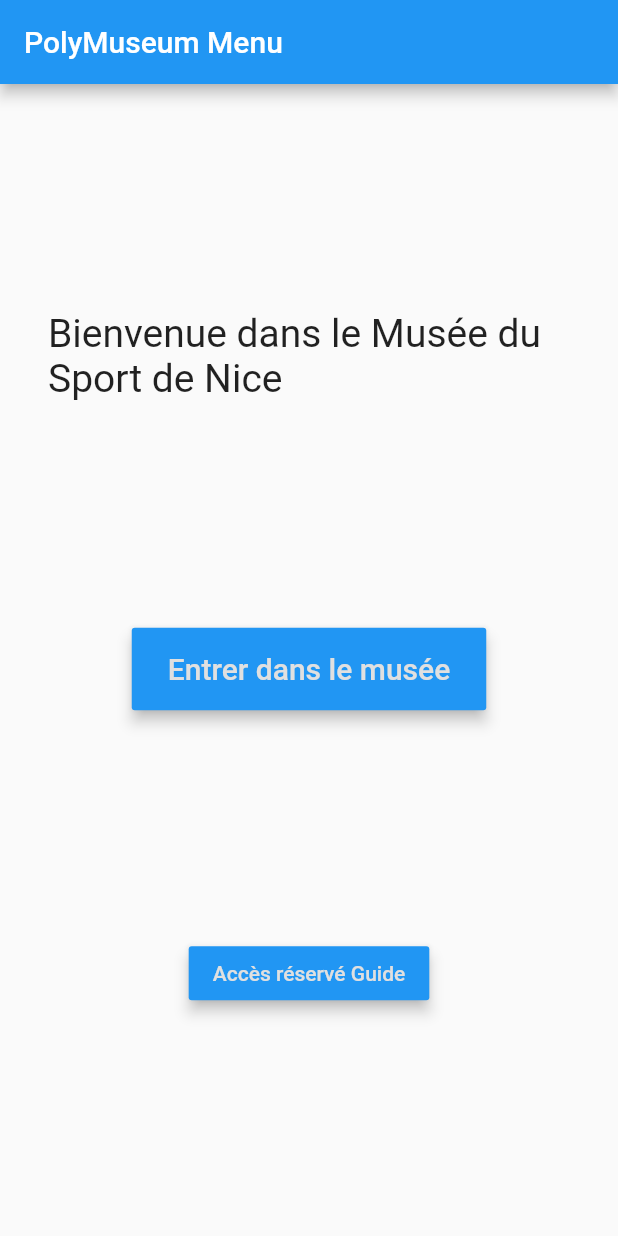
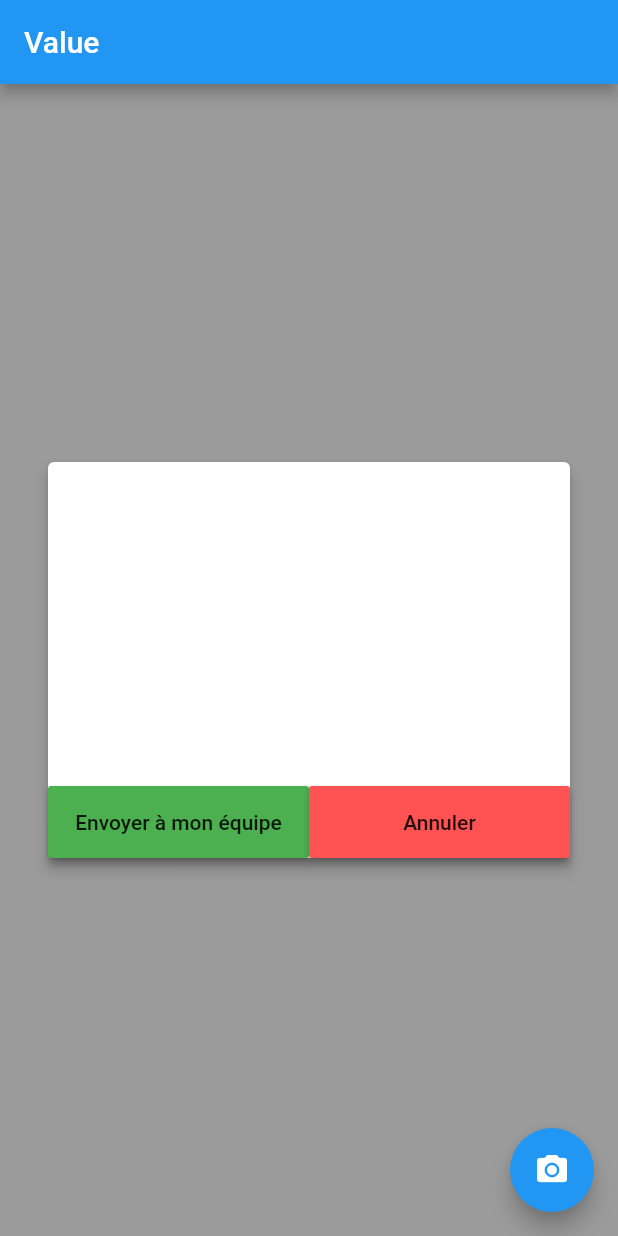
Before and after one commit to AlexBolot/PS7-PolyMuseum, a Flutter app: the screen it shows after launch, on a phone screen of 412 x 824 dp. Run offline on Flutter 3.47's test engine with Material 2 defaults, Android fonts, the phone set to English and light mode, and no system bars; our stand-ins replace cloud_firestore; missing offline and left inert: barcode_scan; accounts and stored records are empty.

Commit message:
Adding download url to Objects + Adding first part of ProposalView Working on #49

```diff
--- a/Flutter/poly_museum/lib/firebase_dao/plugin_dao.dart
+++ b/Flutter/poly_museum/lib/firebase_dao/plugin_dao.dart
@@ -35,7 +35,7 @@ class PluginDAO {
   }
 
   void delete(Plugin plugin) {
-    DocumentReference pluginsCollection = _firestore
+    /*DocumentReference pluginsCollection = _firestore
       .collection(DBStructure.plugins_collection);
 
     QuerySnapshot museumPluginsCollection = await _firestore
@@ -47,6 +47,6 @@ class PluginDAO {
     for (DocumentSnapshot doc : museumPluginsCollection) {
       doc.
     }
-
+    */
   }
 }
--- a/Flutter/poly_museum/lib/main.dart
+++ b/Flutter/poly_museum/lib/main.dart
@@ -1,12 +1,15 @@
 import 'package:flutter/material.dart';
+import 'package:poly_museum/app_builder.dart';
 import 'package:poly_museum/front_view.dart';
 import 'package:poly_museum/game_guide_view.dart';
 import 'package:poly_museum/global.dart';
 import 'package:poly_museum/guide_view.dart';
 import 'package:poly_museum/object_research_game_view.dart';
+import 'package:poly_museum/proposal_view.dart';
 import 'package:poly_museum/services/plugin_service.dart';
 import 'package:poly_museum/services/service_provider.dart';
 import 'app_builder.dart';
+
 
 void main() => runApp(MyApp());
 
@@ -16,26 +19,27 @@ class MyApp extends StatelessWidget {
   @override
   Widget build(BuildContext context) {
     if (testing) {
-      ServiceProvider.gameService.testGameService();
-      ServiceProvider.groupService.testGroupService();
-      ServiceProvider.pluginService.testStreamPluginsData();
+
+      //ServiceProvider.gameService.testGameService();
+      //ServiceProvider.groupService.testGroupService();
+      //ServiceProvider.pluginService.testStreamPluginsData();
     } else {
       ServiceProvider.groupService.streamGroups();
-    }
 
-    PluginService pluginService = ServiceProvider.pluginService;
+      PluginService pluginService = ServiceProvider.pluginService;
 
-    pluginService.streamPluginsData().then((value) async {
+      pluginService.streamPluginsData().then((value) async {
         await pluginService.initPlugins();
         await pluginService.processThemePlugins();
-    });
-
+      });
+    }
     appBuilder = AppBuilder(
       builder: (context) {
         return MaterialApp(
+          debugShowCheckedModeBanner: false,
           title: 'PolyMuseum',
           theme: globalTheme,
-          home: FrontView(title: 'PolyMuseum Menu'),
+          home: ProposalView(),//FrontView(title: 'PolyMuseum Menu'),
           routes: {
             '/FrontView': (context) => FrontView(title: 'PolyMuseum Menu'),
             '/GuideView': (context) => GuideView(title: 'PolyMuseum Menu'),
--- a/Flutter/poly_museum/lib/model/objects.dart
+++ b/Flutter/poly_museum/lib/model/objects.dart
@@ -1,14 +1,14 @@
 import 'package:cloud_firestore/cloud_firestore.dart';
 
-class Objects{
-
+class Objects {
   DocumentReference descriptionReference;
   String description;
   String qrCode;
   List discoveredByTeams = new List();
   String dataBaseName;
+  String downloadUrl;
 
-  Objects(this.descriptionReference, this.description, this.qrCode,this.discoveredByTeams,this.dataBaseName);
+  Objects(this.descriptionReference, this.description, this.qrCode, this.downloadUrl, this.discoveredByTeams, this.dataBaseName);
 
   @override
   String toString() => '$descriptionReference -- $description -- $qrCode -- $discoveredByTeams -- $dataBaseName';
--- /dev/null
+++ b/Flutter/poly_museum/lib/proposal_view.dart
@@ -0,0 +1,135 @@
+import 'dart:io';
+
+import 'package:barcode_scan/barcode_scan.dart';
+import 'package:cloud_firestore/cloud_firestore.dart';
+import 'package:flutter/material.dart';
+import 'package:poly_museum/circular_timer_image.dart';
+import 'package:poly_museum/global.dart';
+import 'package:poly_museum/services/service_provider.dart';
+
+class ProposalView extends StatefulWidget {
+  static const String path = '/ProposalView';
+
+  @override
+  _ProposalViewState createState() => _ProposalViewState();
+}
+
+class _ProposalViewState extends State<ProposalView> {
+  File picture;
+  double value = 0;
+  bool loadingImage = false;
+  bool teammatesLoaded = false;
+
+  @override
+  Widget build(BuildContext context) {
+    return Scaffold(
+      appBar: AppBar(title: Text('Value')),
+      body: Container(
+        width: double.infinity,
+        height: double.infinity,
+        color: Colors.black38,
+        child: Center(
+          child: Card(
+            margin: EdgeInsets.symmetric(horizontal: 32.0),
+            elevation: 4.0,
+            child: Column(
+              mainAxisSize: MainAxisSize.min,
+              children: <Widget>[
+                Padding(
+                  padding: const EdgeInsets.all(8.0),
+                  child: displayImage(),
+                ),
+                Row(
+                  children: <Widget>[
+                    Expanded(
+                      child: RaisedButton(
+                        padding: EdgeInsets.symmetric(vertical: 16.0),
+                        child: Text('Envoyer à mon équipe', textAlign: TextAlign.center),
+                        color: Colors.green,
+                        onPressed: () => print('Valider'),
+                      ),
+                    ),
+                    Expanded(
+                      child: RaisedButton(
+                        padding: EdgeInsets.symmetric(vertical: 16.0),
+                        child: Text('Annuler'),
+                        color: Colors.redAccent,
+                        onPressed: () => print('Annuler'),
+                      ),
+                    ),
+                  ],
+                ),
+                displayTeammates(),
+              ],
+            ),
+          ),
+        ),
+      ),
+      floatingActionButton: FloatingActionButton(
+        child: Icon(Icons.photo_camera),
+        onPressed: () async {
+          picture = null;
+          String barcode = await BarcodeScanner.scan();
+          loadImage(barcode);
+          loadTeammates();
+          setState(() => loadingImage = true);
+        },
+      ),
+    );
+  }
+
+  void loadTeammates() async {
+    await ServiceProvider.gameService.getTeammates(globalUserGroup);
+    setState(() {
+      teammatesLoaded = true;
+    });
+  }
+
+  void loadImage(String code) async {
+    File file = await ServiceProvider.gameService.getImageFromCode(code);
+    setState(() {
+      picture = file;
+      loadingImage = false;
+    });
+  }
+
+  Widget displayImage() {
+    double size = 200.0;
+
+    if (picture == null && loadingImage) {
+      return Container(
+        width: size,
+        height: size,
+        padding: EdgeInsets.all(16.0),
+        child: CircularProgressIndicator(strokeWidth: 6.0),
+      );
+    }
+
+    if (picture == null) {
+      return Container(
+        width: size,
+        height: size,
+      );
+    }
+
+    var timerImage = CircularTimerImage(image: picture, size: size);
+    timerImage.createState();
+    return timerImage;
+  }
+
+  Widget displayTeammates() {
+    List<DocumentReference> teammates = ServiceProvider.gameService.teammates;
+
+    if (teammatesLoaded) {
+      return ListView.builder(
+        itemBuilder: (context, i) {
+          return Card(child: Text(teammates[i].documentID));
+        },
+        itemCount: teammates.length,
+        shrinkWrap: true,
+      );
+    }
+    else
+      return Container();
+  }
+}
```
Also changed, not shown: Flutter/poly_museum/lib/circular_timer_image.dart (added, +65 -0 lines), Flutter/poly_museum/lib/services/object_research_game_service.dart (+56 -11 lines), Flutter/poly_museum/lib/services/plugin_service.dart (+11 -23 lines).
